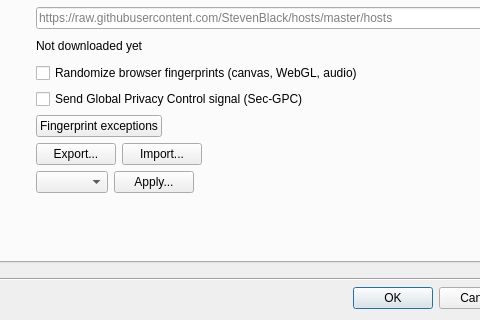
osza-tools/osza-browser, file src/lib/preferences/preferences.ui: the form before one commit; both pictures show x 419 to 899 and y 407 to 727 of the 1035 by 727 pixel window.
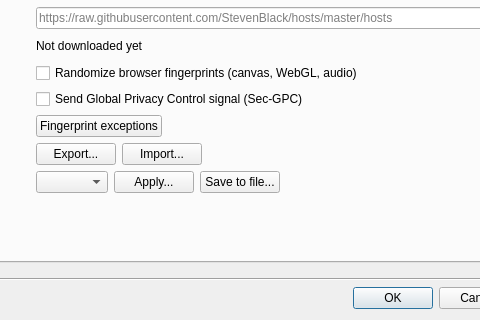
The form after the commit. The open tabs and pages were chosen to show the change. Custom widgets are drawn as their Qt base class.

Commit message: security: informed imports - per-tool diff preview and preset export

```diff
--- a/src/lib/preferences/preferences.ui
+++ b/src/lib/preferences/preferences.ui
@@ -2743,6 +2743,22 @@
                    </property>
                   </widget>
                  </item>
+                 <item>
+                  <widget class="QPushButton" name="securityPresetSaveButton">
+                   <property name="sizePolicy">
+                    <sizepolicy hsizetype="Fixed" vsizetype="Fixed">
+                     <horstretch>0</horstretch>
+                     <verstretch>0</verstretch>
+                    </sizepolicy>
+                   </property>
+                   <property name="toolTip">
+                    <string>Save the selected preset as a security settings file, without applying it to this profile. The file is a regular export: it carries a checksum and can be imported on any Osza machine or profile.</string>
+                   </property>
+                   <property name="text">
+                    <string>Save to file...</string>
+                   </property>
+                  </widget>
+                 </item>
                  <item>
                   <spacer name="horizontalSpacerSecurityPreset">
                    <property name="orientation">
```
The commit also changes 14 other files.
